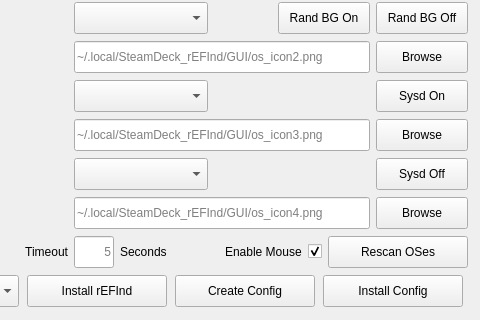
Before: the Qt Designer form GUI/src/mainwindow.ui in jlobue10/SteamDeck_rEFInd, drawn with Qt 5; both pictures show x 133 to 613 and y 165 to 485 of the 613 by 485 pixel window.
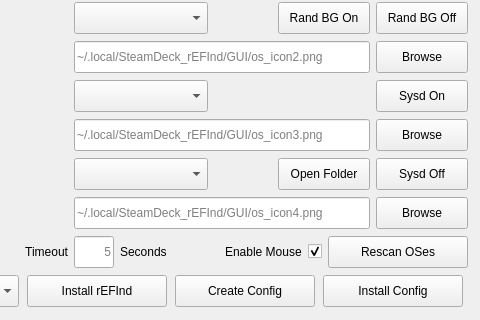
After: the same form once the commit is applied. Icons and pictures are not drawn.

Commit message: Add Open Folder button and a backgrounds shortcut in the GUI folder

What changed in the file:
```diff
--- a/GUI/src/mainwindow.ui
+++ b/GUI/src/mainwindow.ui
@@ -402,6 +402,28 @@
        </property>
       </widget>
      </item>
+     <item row="8" column="4" alignment="Qt::AlignRight">
+      <widget class="QPushButton" name="Open_Folder_pushButton">
+       <property name="minimumSize">
+        <size>
+         <width>92</width>
+         <height>32</height>
+        </size>
+       </property>
+       <property name="maximumSize">
+        <size>
+         <width>92</width>
+         <height>32</height>
+        </size>
+       </property>
+       <property name="toolTip">
+        <string>Open the folder holding refind.conf and the background/icon PNGs</string>
+       </property>
+       <property name="text">
+        <string>Open Folder</string>
+       </property>
+      </widget>
+     </item>
      <item row="8" column="5">
       <widget class="QPushButton" name="Disable_sysd_pushButton">
        <property name="minimumSize">
```
The commit also changes 5 other files.
